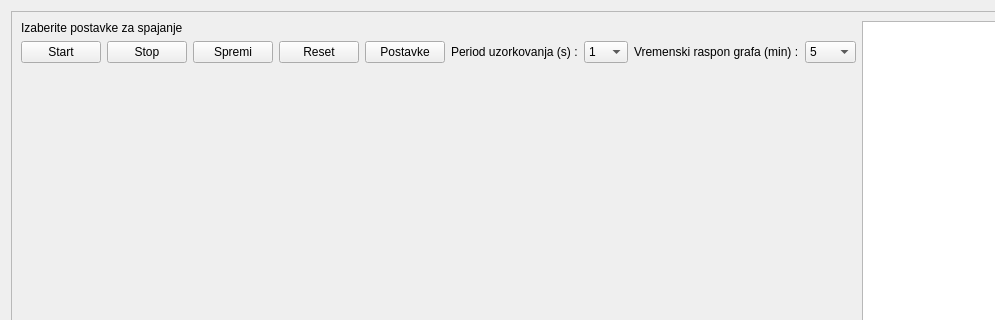
This is app/view/uiFiles/tab_kolektor.ui in vmilic/umjeravanje as Qt 5 draws it before an edit; both pictures show x 0 to 995 and y 0 to 320 of the 1099 by 521 pixel window. The edited form follows.
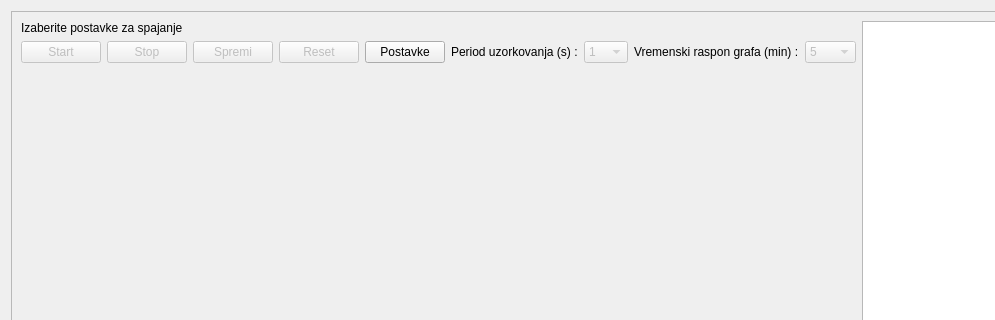
This is the edited form.

Patch:
```diff
--- a/app/view/uiFiles/tab_kolektor.ui
+++ b/app/view/uiFiles/tab_kolektor.ui
@@ -49,6 +49,9 @@
           <layout class="QHBoxLayout" name="horizontalLayout_2">
            <item>
             <widget class="QPushButton" name="startButton">
+             <property name="enabled">
+              <bool>false</bool>
+             </property>
              <property name="text">
               <string>Start</string>
              </property>
@@ -56,6 +59,9 @@
            </item>
            <item>
             <widget class="QPushButton" name="stopButton">
+             <property name="enabled">
+              <bool>false</bool>
+             </property>
              <property name="text">
               <string>Stop</string>
              </property>
@@ -63,6 +69,9 @@
            </item>
            <item>
             <widget class="QPushButton" name="spremiButton">
+             <property name="enabled">
+              <bool>false</bool>
+             </property>
              <property name="text">
               <string>Spremi</string>
              </property>
@@ -70,6 +79,9 @@
            </item>
            <item>
             <widget class="QPushButton" name="clearButton">
+             <property name="enabled">
+              <bool>false</bool>
+             </property>
              <property name="text">
               <string>Reset</string>
              </property>
@@ -91,6 +103,9 @@
            </item>
            <item>
             <widget class="QComboBox" name="sampleCombo">
+             <property name="enabled">
+              <bool>false</bool>
+             </property>
              <item>
               <property name="text">
                <string>1</string>
@@ -137,6 +152,9 @@
            </item>
            <item>
             <widget class="QComboBox" name="rasponCombo">
+             <property name="enabled">
+              <bool>false</bool>
+             </property>
              <item>
               <property name="text">
                <string>5</string>
```
